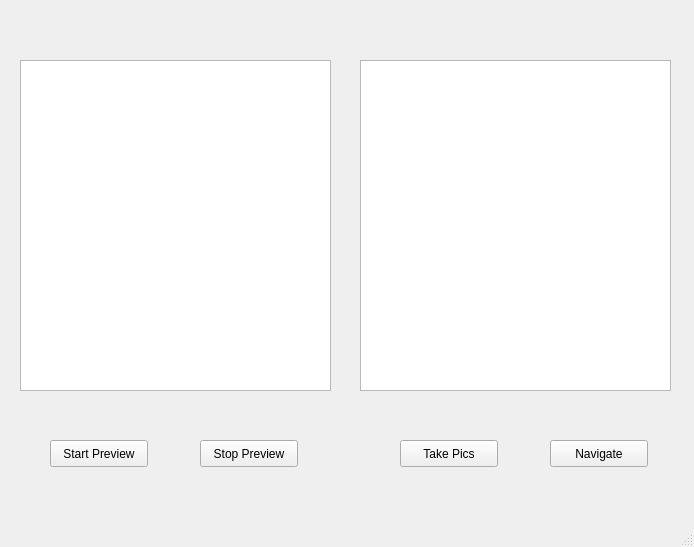
Qt form ui/intelligent_eye_GUI.ui (zhan1182/Intelligent-Eyes) before a commit.
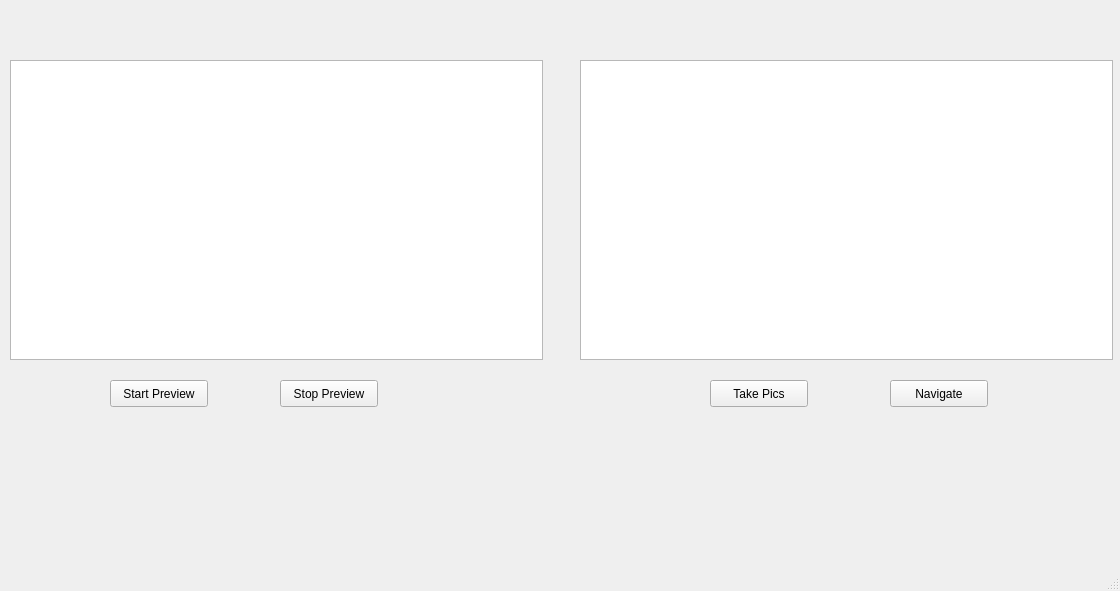
The same form after that commit.

Patch:
```diff
--- a/ui/intelligent_eye_GUI.ui
+++ b/ui/intelligent_eye_GUI.ui
@@ -6,8 +6,8 @@
    <rect>
     <x>0</x>
     <y>0</y>
-    <width>694</width>
-    <height>547</height>
+    <width>1120</width>
+    <height>591</height>
    </rect>
   </property>
   <property name="windowTitle">
@@ -17,8 +17,8 @@
    <widget class="QPushButton" name="btn_start">
     <property name="geometry">
      <rect>
-      <x>50</x>
-      <y>440</y>
+      <x>110</x>
+      <y>380</y>
       <width>98</width>
       <height>27</height>
      </rect>
@@ -30,8 +30,8 @@
    <widget class="QPushButton" name="btn_stop">
     <property name="geometry">
      <rect>
-      <x>200</x>
-      <y>440</y>
+      <x>280</x>
+      <y>380</y>
       <width>98</width>
       <height>27</height>
      </rect>
@@ -43,8 +43,8 @@
    <widget class="QPushButton" name="btn_takePics">
     <property name="geometry">
      <rect>
-      <x>400</x>
-      <y>440</y>
+      <x>710</x>
+      <y>380</y>
       <width>98</width>
       <height>27</height>
      </rect>
@@ -56,8 +56,8 @@
    <widget class="QPushButton" name="btn_navigate">
     <property name="geometry">
      <rect>
-      <x>550</x>
-      <y>440</y>
+      <x>890</x>
+      <y>380</y>
       <width>98</width>
       <height>27</height>
      </rect>
@@ -69,20 +69,20 @@
    <widget class="QGraphicsView" name="view_cam0">
     <property name="geometry">
      <rect>
-      <x>20</x>
+      <x>580</x>
       <y>60</y>
-      <width>311</width>
-      <height>331</height>
+      <width>533</width>
+      <height>300</height>
      </rect>
     </property>
    </widget>
    <widget class="QGraphicsView" name="view_cam1">
     <property name="geometry">
      <rect>
-      <x>360</x>
+      <x>10</x>
       <y>60</y>
-      <width>311</width>
-      <height>331</height>
+      <width>533</width>
+      <height>300</height>
      </rect>
     </property>
    </widget>
```
Left out of the diff: 2 changed lines with no effect on the pictures.
